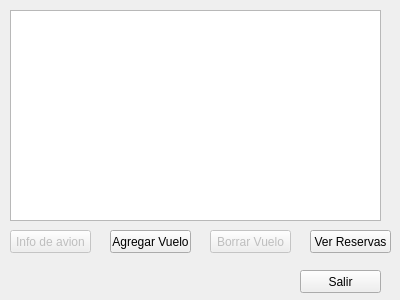
Old version of the form vervuelosadmin.ui in the repository diegomtzm/VivaAvion.
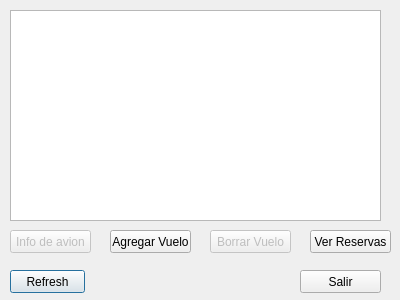
New version of the form.

```diff
--- a/vervuelosadmin.ui
+++ b/vervuelosadmin.ui
@@ -115,6 +115,19 @@
     <enum>QAbstractItemView::SelectRows</enum>
    </property>
   </widget>
+  <widget class="QPushButton" name="refresh">
+   <property name="geometry">
+    <rect>
+     <x>10</x>
+     <y>270</y>
+     <width>75</width>
+     <height>23</height>
+    </rect>
+   </property>
+   <property name="text">
+    <string>Refresh</string>
+   </property>
+  </widget>
  </widget>
  <resources/>
  <connections/>
```
